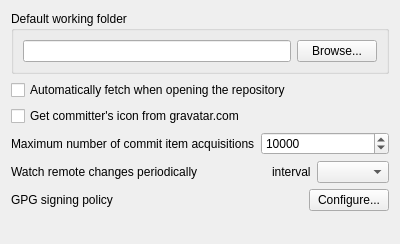
soramimi/Guitar, file src/SettingBehaviorForm.ui: the form before one commit.
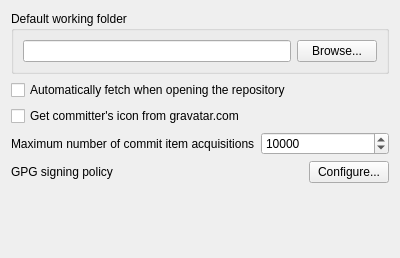
The form after the commit.

Commit message: remove automatic monitoring function of remote repository

Diff of the .ui file:
```diff
--- a/src/SettingBehaviorForm.ui
+++ b/src/SettingBehaviorForm.ui
@@ -7,7 +7,7 @@
     <x>0</x>
     <y>0</y>
     <width>400</width>
-    <height>244</height>
+    <height>258</height>
    </rect>
   </property>
   <property name="windowTitle">
@@ -80,40 +80,6 @@
      </item>
     </layout>
    </item>
-   <item>
-    <layout class="QHBoxLayout" name="horizontalLayout_2">
-     <item>
-      <widget class="QLabel" name="label_4">
-       <property name="text">
-        <string>Watch remote changes periodically</string>
-       </property>
-      </widget>
-     </item>
-     <item>
-      <spacer name="horizontalSpacer">
-       <property name="orientation">
-        <enum>Qt::Horizontal</enum>
-       </property>
-       <property name="sizeHint" stdset="0">
-        <size>
-         <width>40</width>
-         <height>10</height>
-        </size>
-       </property>
-      </spacer>
-     </item>
-     <item>
-      <widget class="QLabel" name="label_3">
-       <property name="text">
-        <string>interval</string>
-       </property>
-      </widget>
-     </item>
-     <item>
-      <widget class="QComboBox" name="comboBox_watch_remote_changes"/>
-     </item>
-    </layout>
-   </item>
    <item>
     <layout class="QHBoxLayout" name="horizontalLayout">
      <item>
```
The commit also changes 6 other files.
